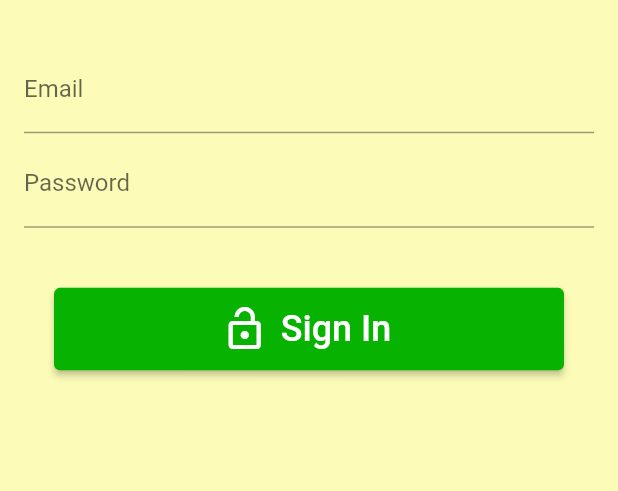
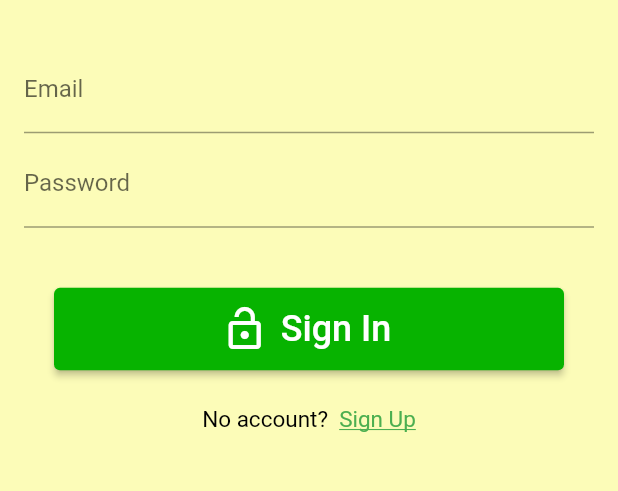
Before and after one commit to NCastle2793/HappyKidzExp, a Flutter app: the screen it shows after launch, on a phone screen of 412 x 824 dp, the part 506-997 px from its top. Run offline on Flutter 3.47's test engine with Material 2 defaults, Android fonts, the phone set to English and light mode, and no system bars; our stand-ins replace firebase_auth, firebase_core; accounts and stored records are empty.

Commit message:
Added Sign Up (Still in progress)

```diff
--- a/lib/main.dart
+++ b/lib/main.dart
@@ -2,7 +2,9 @@
 import 'package:firebase_core/firebase_core.dart';
 import 'package:flutter/material.dart';
 import 'package:happy_kidz_exp/page/home.dart';
-import 'package:happy_kidz_exp/widget/login.dart';
+
+//import 'package:happy_kidz_exp/widget/login.dart';
+import 'package:happy_kidz_exp/page/auth.dart';
 
 void main() async {
   WidgetsFlutterBinding.ensureInitialized();
@@ -41,7 +43,7 @@
             } else if (snapshot.hasData) {
               return HomePage(); // If logged in, return homepage.
             } else {
-              return LoginWidget(); // If logged out, return login page.
+              return AuthPage(); // If logged out, return login page.
             }
           },
         ),
--- /dev/null
+++ b/lib/page/auth.dart
@@ -0,0 +1,19 @@
+import 'package:happy_kidz_exp/widget/login.dart';
+import 'package:happy_kidz_exp/widget/signup.dart';
+import 'package:flutter/material.dart';
+
+class AuthPage extends StatefulWidget {
+  @override
+  _AuthPageState createState() => _AuthPageState();
+}
+
+class _AuthPageState extends State<AuthPage> {
+  bool isLogin = true;
+
+  @override
+  Widget build(BuildContext context) => isLogin
+      ? LoginWidget(onClickedSignUp: toggle)
+      : SignUpWidget(onClickedSignIn: toggle);
+
+  void toggle() => setState(() => isLogin = !isLogin);
+}
--- a/lib/widget/login.dart
+++ b/lib/widget/login.dart
@@ -1,13 +1,18 @@
 import 'package:firebase_auth/firebase_auth.dart';
 import 'package:firebase_core/firebase_core.dart';
-
-//import 'package:firebase_auth_email/main.dart';
-//import 'package:firebase_auth_email/utils/utils.dart';
 import 'package:flutter/gestures.dart';
 import 'package:happy_kidz_exp/main.dart';
 import 'package:flutter/material.dart';
 
+
 class LoginWidget extends StatefulWidget {
+  final VoidCallback onClickedSignUp;
+
+  const LoginWidget({
+    Key? key,
+    required this.onClickedSignUp,
+}) : super(key: key);
+
   @override
   _LoginWidgetState createState() => _LoginWidgetState();
 }
@@ -67,7 +72,25 @@ class _LoginWidgetState extends State<LoginWidget> {
                   style: TextStyle(fontSize: 24),
                 ),
                 onPressed:
-                    signIn, // Calling signIn method from Firebase auth package.
+                    signIn, // Calling signIn method.
+              ),
+            ),
+            SizedBox(height: 24),
+            RichText(
+              text: TextSpan(
+                style: TextStyle(color: Colors.black, fontSize: 15),
+                text: 'No account?  ',
+                children: [
+                  TextSpan(
+                    recognizer: TapGestureRecognizer()
+                    ..onTap = widget.onClickedSignUp,
+                    text: 'Sign Up',
+                    style: TextStyle(
+                        decoration: TextDecoration.underline,
+                        color: Colors.green,
+                        fontSize: 15),
+                  ),
+                ],
               ),
             ),
           ],
```
Also changed, not shown: lib/widget/signup.dart (added, +120 -0 lines).
